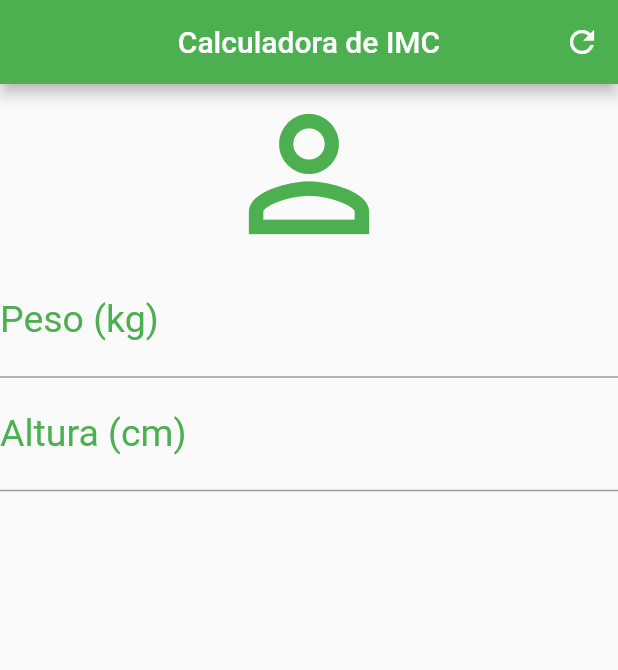
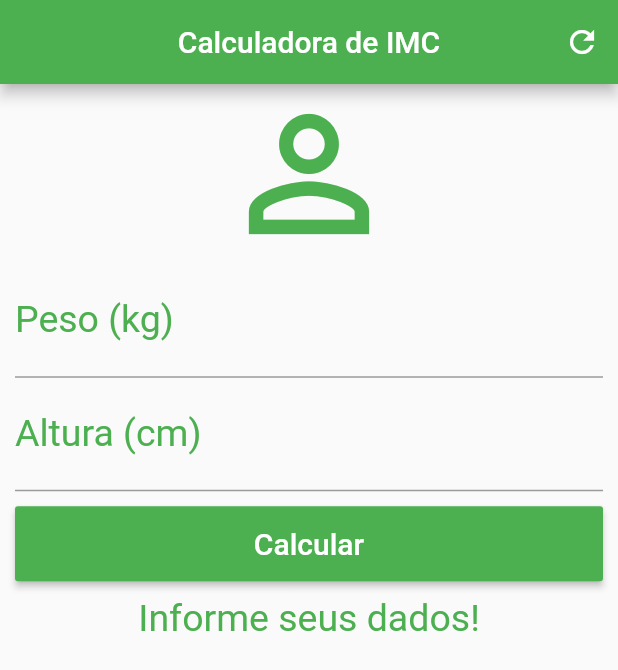
Before and after one commit to blackbarth/flutter-inicio, a Flutter app: the screen it shows after launch, on a phone screen of 412 x 824 dp. Shown: the top 670 px of the screen. Run offline on Flutter 3.47's test engine with Material 2 defaults, Android fonts, the phone set to English and light mode, and no system bars.

Commit message:
Calculadora IMC

```diff
--- a/03-CalculadoraMC/calculadora_mc/lib/main.dart
+++ b/03-CalculadoraMC/calculadora_mc/lib/main.dart
@@ -10,6 +10,45 @@ class Home extends StatefulWidget {
 }
 
 class _HomeState extends State<Home> {
+  TextEditingController weightController = TextEditingController();
+  TextEditingController heightController = TextEditingController();
+
+  GlobalKey<FormState> _formkey = GlobalKey<FormState>();
+
+
+
+  String _infoText = "Informe seus dados!";
+
+  void _calculete() {
+    setState(() {
+      double weight = double.parse(weightController.text);
+      double heigh = double.parse(heightController.text) / 100;
+      double imc = weight / (heigh * heigh);
+      if (imc < 18.6) {
+        _infoText = "Abaixo do Peso ${imc.toStringAsPrecision(4)}";
+      } else if (imc >= 18.6 && imc < 24.9) {
+        _infoText = "Peso Ideal ${imc.toStringAsPrecision(4)}";
+      } else if (imc >= 24.9 && imc < 29.9) {
+        _infoText = "Levemente acima do Peso ${imc.toStringAsPrecision(4)}";
+      } else if (imc >= 29.9 && imc < 34.9) {
+        _infoText = "Obesidade Grau I ${imc.toStringAsPrecision(4)}";
+      } else if (imc >= 34.9 && imc < 39.9) {
+        _infoText = "Obesidade Grau II ${imc.toStringAsPrecision(4)}";
+      } else if (imc >= 40) {
+        _infoText = "Obesidade Grau III ${imc.toStringAsPrecision(4)}";
+      }
+    });
+  }
+
+  void _resetField() {
+    weightController.text = "";
+    heightController.text = "";
+    setState(() {
+      _infoText = "Informe seus dados!";
+      _formkey = GlobalKey<FormState>();
+    });
+  }
+
   @override
   Widget build(BuildContext context) {
     return Scaffold(
@@ -20,29 +59,76 @@ class _HomeState extends State<Home> {
         actions: <Widget>[
           IconButton(
             icon: Icon(Icons.refresh),
-            onPressed: () {
-
-            },
+            onPressed: _resetField,
           )
         ],
       ),
-      body: Column(
+      body: SingleChildScrollView(
+        padding: EdgeInsets.fromLTRB(10.0, 0.0, 10.0, 0.0),
+        child: Form(
+          key: _formkey,
+          child: Column(
             crossAxisAlignment: CrossAxisAlignment.stretch,
             children: <Widget>[
-          Icon(Icons.person_outline,size: 120.0, color: Colors.green,),
-          TextField(keyboardType: TextInputType.number,
+              Icon(
+                Icons.person_outline,
+                size: 120.0,
+                color: Colors.green,
+              ),
+              TextFormField(
+                keyboardType: TextInputType.number,
                 decoration: InputDecoration(
                     labelText: "Peso (kg)",
-            labelStyle: TextStyle(color: Colors.green)
-          ), textAlign: TextAlign.center,
-          style: TextStyle(color: Colors.green, fontSize: 25.0),),
-          TextField(keyboardType: TextInputType.number,
+                    labelStyle: TextStyle(color: Colors.green)),
+                textAlign: TextAlign.center,
+                style: TextStyle(color: Colors.green, fontSize: 25.0),
+                controller: weightController,
+                validator: (value) {
+                  if (value.isEmpty) {
+                    return "Insira seu Peso!";
+                  }
+                },
+              ),
+              TextFormField(
+                keyboardType: TextInputType.number,
                 decoration: InputDecoration(
                     labelText: "Altura (cm)",
-                labelStyle: TextStyle(color: Colors.green)
-            ), textAlign: TextAlign.center,
-            style: TextStyle(color: Colors.green, fontSize: 25.0),)
+                    labelStyle: TextStyle(color: Colors.green)),
+                textAlign: TextAlign.center,
+                style: TextStyle(color: Colors.green, fontSize: 25.0),
+                controller: heightController,
+                validator: (value){
+                  if(value.isEmpty){
+                    return "Insira sua Altura!";
+                  }
+                },
+              ),
+              Padding(
+                padding: EdgeInsets.only(top: 10.0, bottom: 10.0),
+                child: Container(
+                  height: 50.0,
+                  child: RaisedButton(
+                    onPressed: (){
+                      if(_formkey.currentState.validate()){
+                        _calculete();
+                      }
+                    },
+                    child: Text(
+                      "Calcular",
+                      style: TextStyle(color: Colors.white, fontSize: 20.0),
+                    ),
+                    color: Colors.green,
+                  ),
+                ),
+              ),
+              Text(
+                _infoText,
+                textAlign: TextAlign.center,
+                style: TextStyle(color: Colors.green, fontSize: 25.0),
+              ),
             ],
+          ),
+        ),
       ),
     );
   }
```
Lines whose indentation alone changed are shown as unchanged.
